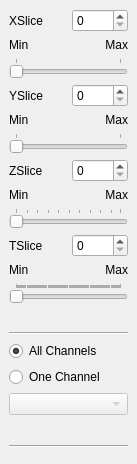
Before: the Qt Designer form Code/GUI/lib/Resources/NavigationDockWidget.ui in gofigure2/GoFigure2, drawn with Qt 5.
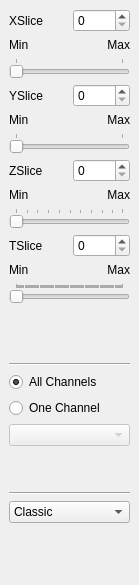
After: the same form once the commit is applied. Icons and pictures are not drawn.

Commit message: ENH: classic/doppler view moved to navigation widget

Patch:
```diff
--- a/Code/GUI/lib/Resources/NavigationDockWidget.ui
+++ b/Code/GUI/lib/Resources/NavigationDockWidget.ui
@@ -6,8 +6,8 @@
    <rect>
     <x>0</x>
     <y>0</y>
-    <width>137</width>
-    <height>464</height>
+    <width>139</width>
+    <height>585</height>
    </rect>
   </property>
   <property name="sizePolicy">
@@ -29,8 +29,6 @@
   <widget class="QWidget" name="dockWidgetContents">
    <layout class="QGridLayout" name="gridLayout_2">
     <item row="0" column="0">
-     <layout class="QVBoxLayout" name="verticalLayout_3">
-      <item>
        <layout class="QGridLayout" name="gridLayout" rowminimumheight="10,10,10,10,0,0,0,0,0,0,0,0">
         <property name="sizeConstraint">
          <enum>QLayout::SetMinimumSize</enum>
@@ -218,7 +216,7 @@
         </item>
        </layout>
       </item>
-      <item>
+    <item row="1" column="0">
        <spacer name="verticalSpacer_3">
         <property name="orientation">
          <enum>Qt::Vertical</enum>
@@ -226,12 +224,12 @@
         <property name="sizeHint" stdset="0">
          <size>
           <width>20</width>
-          <height>40</height>
+        <height>2</height>
          </size>
         </property>
        </spacer>
       </item>
-      <item>
+    <item row="2" column="0">
        <layout class="QVBoxLayout" name="verticalLayout">
         <item>
          <widget class="Line" name="line">
@@ -288,7 +286,7 @@
         </item>
        </layout>
       </item>
-      <item>
+    <item row="3" column="0">
        <layout class="QVBoxLayout" name="verticalLayout_2">
         <item>
          <widget class="Line" name="line_2">
@@ -299,9 +297,21 @@
         </item>
        </layout>
       </item>
-     </layout>
-    </item>
-    <item row="1" column="0">
+    <item row="4" column="0">
+     <widget class="QComboBox" name="ModeComboBox">
+      <item>
+       <property name="text">
+        <string>Classic</string>
+       </property>
+      </item>
+      <item>
+       <property name="text">
+        <string>Doppler</string>
+       </property>
+      </item>
+     </widget>
+    </item>
+    <item row="5" column="0">
      <spacer name="verticalSpacer_2">
       <property name="orientation">
        <enum>Qt::Vertical</enum>
```
Lines whose indentation alone changed are shown as unchanged. The commit also changes 4 other files.
